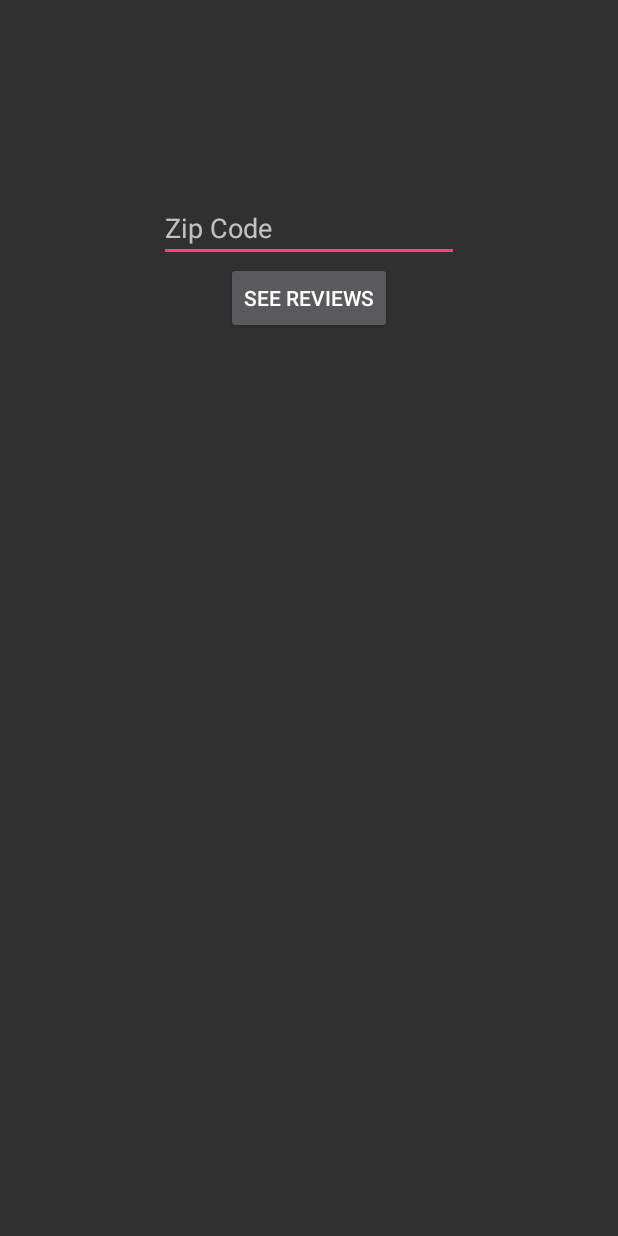
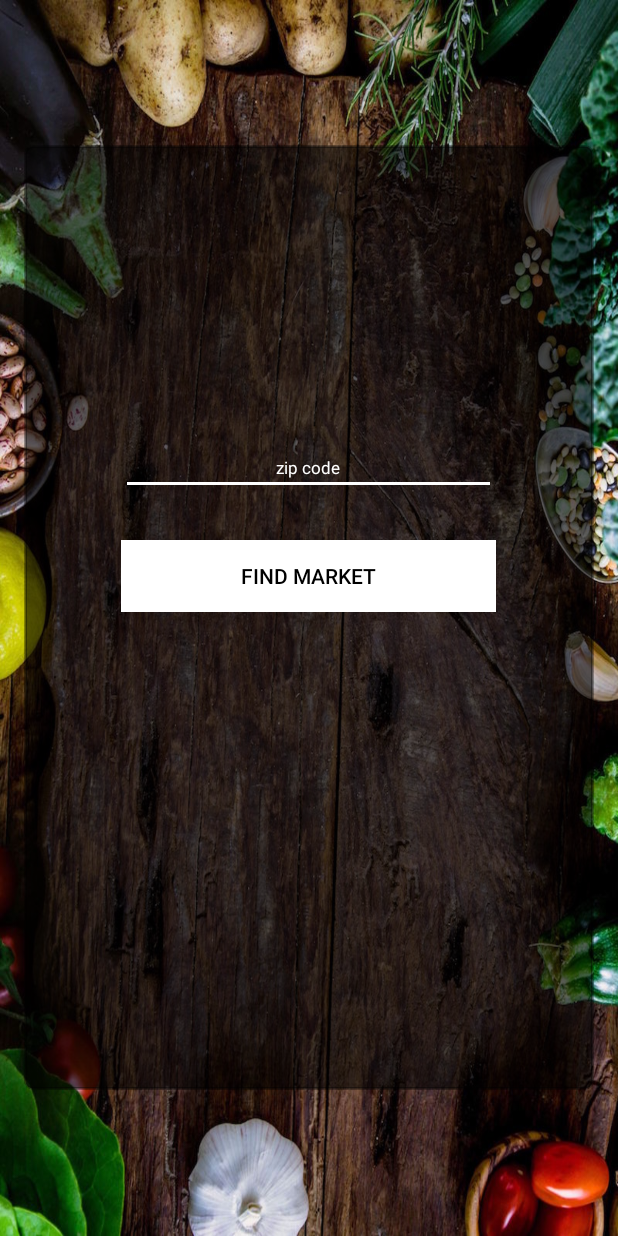
Before and after one commit to 5adiyah/FarmersMarket, an Android app: the ReviewsActivity screen opened directly, with no data from a screen before it, on a phone screen of 412 x 824 dp. Run offline under Robolectric (Android 15) with nearby library versions, the phone set to English and light mode, and no system bars; our stand-ins replace ButterKnife.

Commit message:
More design updates

```diff
--- a/app/src/main/res/layout/activity_reviews.xml
+++ b/app/src/main/res/layout/activity_reviews.xml
@@ -3,26 +3,56 @@
     xmlns:tools="http://schemas.android.com/tools"
     android:layout_width="match_parent"
     android:layout_height="match_parent"
-    android:paddingBottom="@dimen/activity_vertical_margin"
-    android:paddingLeft="@dimen/activity_horizontal_margin"
-    android:paddingRight="@dimen/activity_horizontal_margin"
-    android:paddingTop="@dimen/activity_vertical_margin"
     tools:context="com.example.guest.farmersmarket.ui.ReviewsActivity">
 
-    <EditText
-        android:layout_width="200dp"
-        android:layout_height="wrap_content"
-        android:id="@+id/editTextZip"
-        android:hint="Zip Code"
-        android:layout_alignParentTop="true"
+    <ImageView
+        android:layout_width="match_parent"
+        android:layout_height="fill_parent"
+        android:id="@+id/background"
+        android:src="@drawable/b9"
+        android:scaleType="fitXY" />
+
+    <RelativeLayout
+        android:layout_width="380dp"
+        android:layout_height="630dp"
+        android:background="@drawable/roundcorners"
         android:layout_centerHorizontal="true"
-        android:layout_marginTop="113dp" />
+        android:layout_centerVertical="true">
 
-    <Button
-        android:layout_width="wrap_content"
-        android:layout_height="wrap_content"
-        android:text="See Reviews"
-        android:id="@+id/readReviewsButton"
-        android:layout_below="@+id/editTextZip"
-        android:layout_centerHorizontal="true" />
+        <LinearLayout
+            android:layout_width="match_parent"
+            android:layout_height="wrap_content"
+            android:orientation="vertical"
+            android:layout_alignParentTop="true"
+            android:layout_alignParentLeft="true"
+            android:layout_alignParentStart="true"
+            android:layout_marginTop="197dp">
+
+
+        <EditText
+            android:layout_width="250dp"
+            android:layout_height="wrap_content"
+            android:layout_gravity="center_horizontal"
+            android:id="@+id/editTextZip"
+            android:textColorHint="#ffffff"
+            android:textSize="11sp"
+            android:backgroundTint="#ffffff"
+            android:textColor="#ffffff"
+            android:hint="zip code"
+            android:textAlignment="center" />
+
+        <Button
+            android:layout_width="250dp"
+            android:layout_height="wrap_content"
+            android:layout_gravity="center_horizontal"
+            android:id="@+id/readReviewsButton"
+            android:layout_marginTop="30dp"
+            android:textColor="#000"
+            android:background="#ffffff"
+            android:text="Find Market"/>
+
+        </LinearLayout>
+
+    </RelativeLayout>
+
 </RelativeLayout>
```
Also changed, not shown: app/src/main/res/layout/activity_reviews_list.xml (+26 -7 lines), app/src/main/res/layout/review_list_item.xml (+11 -3 lines).
